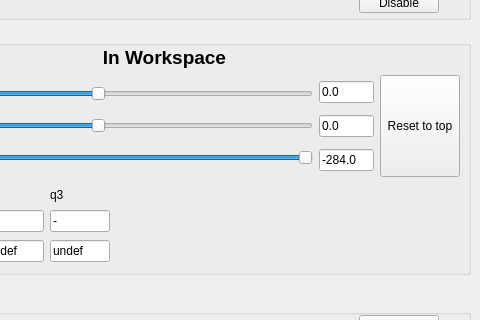
Above: delta_qtgui/ui/main_window.ui from MarvinStuede/delta before the change; both pictures show x 772 to 1252 and y 134 to 454 of the 1252 by 823 pixel window. Below: the same form after it.
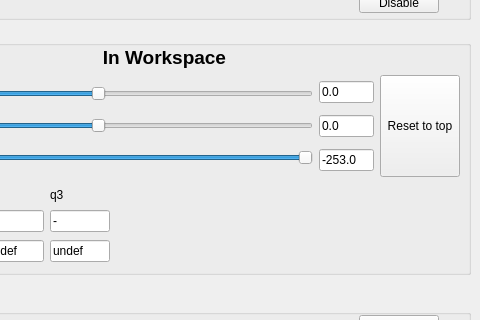
That is the form after the change. Icons and pictures are not drawn.

Patch:
```diff
--- a/delta_qtgui/ui/main_window.ui
+++ b/delta_qtgui/ui/main_window.ui
@@ -463,7 +463,7 @@
                  </size>
                 </property>
                 <property name="text">
-                 <string>-284.0</string>
+                 <string>-253.0</string>
                 </property>
                </widget>
               </item>
```
Left out of the diff: 8 changed lines with no effect on the pictures.
